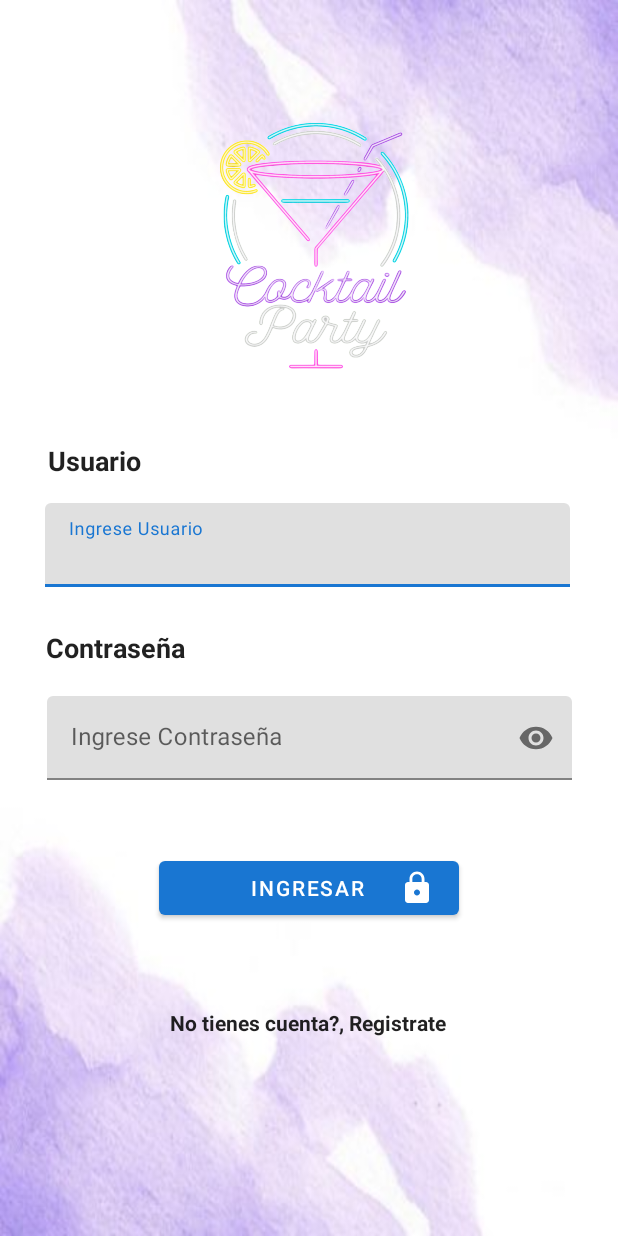
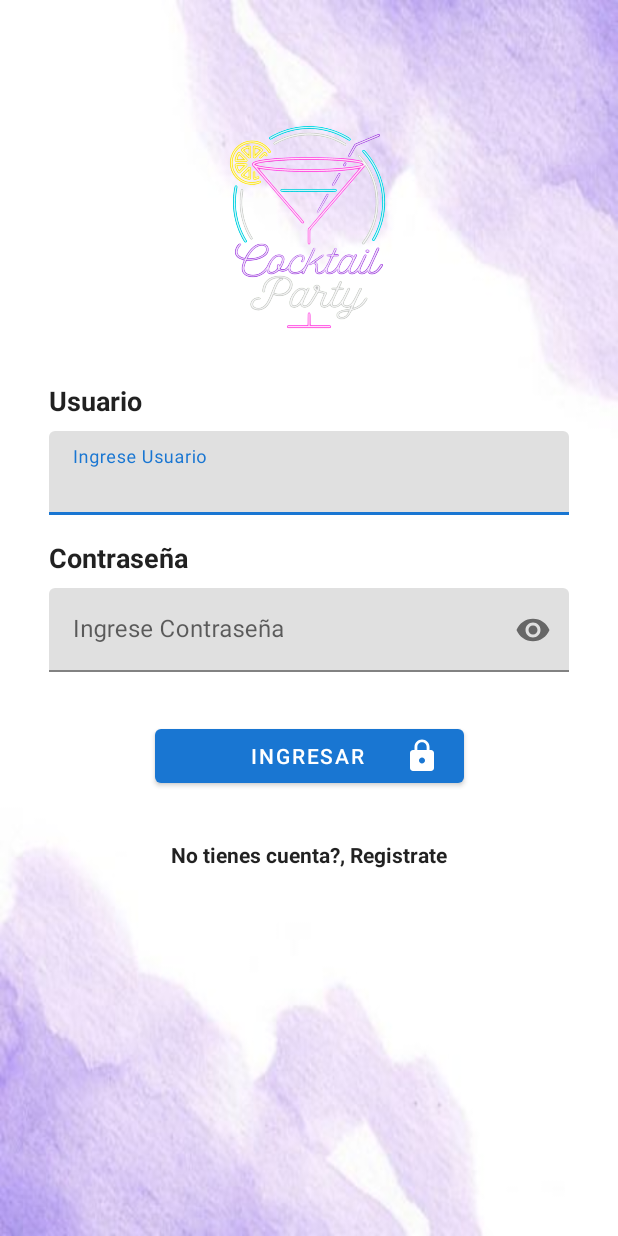
Before and after one commit to christiam007/DU, an Android app: the screen it shows after launch (LoginActivity), on a phone screen of 412 x 824 dp. Run offline under Robolectric (Android 15) with nearby library versions, the phone set to English and light mode, and no system bars; our stand-ins replace Firebase (no records; nobody signed in at launch, a user with empty details on screens opened directly).

Commit message:
8# Mejoras en los layouts de login y splash

```diff
--- a/Proyecto segundo trimestre/Proyecto segundo trimestre/app/src/main/java/com/example/proyecto_firebase/views/SplashActivity.java
+++ b/Proyecto segundo trimestre/Proyecto segundo trimestre/app/src/main/java/com/example/proyecto_firebase/views/SplashActivity.java
@@ -23,6 +23,6 @@ public class SplashActivity extends AppCompatActivity {
         new Handler().postDelayed(() -> {
             startActivity(new Intent(SplashActivity.this, LoginActivity.class));
             finish();
-        }, 5000);
+        }, 3000);
     }
 }
--- a/Proyecto segundo trimestre/Proyecto segundo trimestre/app/src/main/res/layout/login_main.xml
+++ b/Proyecto segundo trimestre/Proyecto segundo trimestre/app/src/main/res/layout/login_main.xml
@@ -9,17 +9,40 @@
     android:importantForAccessibility="yes"
     tools:context=".views.LoginActivity">
 
+    <!-- Guidelines horizontales para porcentajes -->
+    <androidx.constraintlayout.widget.Guideline
+        android:id="@+id/guidelineTop"
+        android:layout_width="wrap_content"
+        android:layout_height="wrap_content"
+        android:orientation="horizontal"
+        app:layout_constraintGuide_percent="0.08" />
+
+    <!-- Guidelines verticales (las mantenemos pero ajustamos para usar porcentajes) -->
+    <androidx.constraintlayout.widget.Guideline
+        android:id="@+id/guideline"
+        android:layout_width="wrap_content"
+        android:layout_height="wrap_content"
+        android:orientation="vertical"
+        app:layout_constraintGuide_percent="0.08" />
+
+    <androidx.constraintlayout.widget.Guideline
+        android:id="@+id/guideline2"
+        android:layout_width="wrap_content"
+        android:layout_height="wrap_content"
+        android:orientation="vertical"
+        app:layout_constraintGuide_percent="0.92" />
+
     <ImageView
         android:id="@+id/imageView2"
-        android:layout_width="200dp"
-        android:layout_height="200dp"
-        android:layout_marginTop="60dp"
+        android:layout_width="0dp"
+        android:layout_height="0dp"
         android:contentDescription="@string/login_logo_desc"
         android:importantForAccessibility="yes"
+        app:layout_constraintWidth_percent="0.4"
+        app:layout_constraintDimensionRatio="1:1"
         app:layout_constraintEnd_toStartOf="@+id/guideline2"
-        app:layout_constraintHorizontal_bias="0.532"
         app:layout_constraintStart_toStartOf="@+id/guideline"
-        app:layout_constraintTop_toTopOf="parent"
+        app:layout_constraintTop_toTopOf="@id/guidelineTop"
         app:srcCompat="@drawable/logo" />
 
     <TextView
@@ -32,34 +55,16 @@
         android:textColor="@color/text_primary"
         android:labelFor="@id/etCorreoL"
         android:importantForAccessibility="yes"
-        app:layout_constraintBottom_toBottomOf="parent"
-        app:layout_constraintEnd_toEndOf="parent"
-        app:layout_constraintHorizontal_bias="0.092"
-        app:layout_constraintStart_toStartOf="parent"
+        app:layout_constraintStart_toStartOf="@+id/guideline"
         app:layout_constraintTop_toBottomOf="@+id/imageView2"
-        app:layout_constraintVertical_bias="0.064" />
-
-    <androidx.constraintlayout.widget.Guideline
-        android:id="@+id/guideline"
-        android:layout_width="wrap_content"
-        android:layout_height="wrap_content"
-        android:orientation="vertical"
-        app:layout_constraintGuide_begin="30dp" />
-
-    <androidx.constraintlayout.widget.Guideline
-        android:id="@+id/guideline2"
-        android:layout_width="wrap_content"
-        android:layout_height="wrap_content"
-        android:orientation="vertical"
-        app:layout_constraintGuide_end="30dp" />
+        android:layout_marginTop="24dp" />
 
     <com.google.android.material.textfield.TextInputLayout
         android:id="@+id/textInputLayout"
-        android:layout_width="350dp"
+        android:layout_width="0dp"
         android:layout_height="wrap_content"
-        android:layout_marginTop="16dp"
+        android:layout_marginTop="8dp"
         app:layout_constraintEnd_toStartOf="@+id/guideline2"
-        app:layout_constraintHorizontal_bias="0.032"
         app:layout_constraintStart_toStartOf="@+id/guideline"
         app:layout_constraintTop_toBottomOf="@+id/textView3">
 
@@ -76,23 +81,21 @@
         android:id="@+id/textView6"
         android:layout_width="wrap_content"
         android:layout_height="wrap_content"
-        android:layout_marginTop="28dp"
+        android:layout_marginTop="16dp"
         android:text="Contraseña"
         android:textStyle="bold"
         android:textSize="18sp"
         android:textColor="@color/text_primary"
         android:labelFor="@id/etContrasenaL"
         android:importantForAccessibility="yes"
-        app:layout_constraintEnd_toStartOf="@+id/guideline2"
-        app:layout_constraintHorizontal_bias="0.003"
         app:layout_constraintStart_toStartOf="@+id/guideline"
         app:layout_constraintTop_toBottomOf="@+id/textInputLayout" />
 
     <com.google.android.material.textfield.TextInputLayout
         android:id="@+id/textInputLayout2"
-        android:layout_width="350dp"
+        android:layout_width="0dp"
         android:layout_height="wrap_content"
-        android:layout_marginTop="20dp"
+        android:layout_marginTop="8dp"
         app:passwordToggleEnabled="true"
         app:passwordToggleContentDescription="@string/login_password_toggle_desc"
         app:layout_constraintEnd_toStartOf="@+id/guideline2"
@@ -110,16 +113,16 @@
 
     <Button
         android:id="@+id/btnIngresarL"
-        android:layout_width="200dp"
+        android:layout_width="0dp"
         android:layout_height="wrap_content"
-        android:layout_marginTop="48dp"
+        android:layout_marginTop="32dp"
         android:text="Ingresar"
         android:paddingStart="45dp"
         android:drawableEnd="@drawable/icono_btn_login"
         android:contentDescription="@string/login_button_desc"
         android:importantForAccessibility="yes"
+        app:layout_constraintWidth_percent="0.5"
         app:layout_constraintEnd_toStartOf="@+id/guideline2"
-        app:layout_constraintHorizontal_bias="0.498"
         app:layout_constraintStart_toStartOf="@+id/guideline"
         app:layout_constraintTop_toBottomOf="@+id/textInputLayout2" />
 
@@ -127,14 +130,13 @@
         android:id="@+id/lblRegistrar"
         android:layout_width="wrap_content"
         android:layout_height="wrap_content"
-        android:layout_marginTop="56dp"
+        android:layout_marginTop="32dp"
         android:text="No tienes cuenta?, Registrate"
         android:textStyle="bold"
         android:textColor="@color/text_primary"
         android:contentDescription="@string/login_register_link_desc"
         android:importantForAccessibility="yes"
         app:layout_constraintEnd_toStartOf="@+id/guideline2"
-        app:layout_constraintHorizontal_bias="0.496"
         app:layout_constraintStart_toStartOf="@+id/guideline"
         app:layout_constraintTop_toBottomOf="@+id/btnIngresarL" />
 
```
Also changed, not shown: Proyecto segundo trimestre/Proyecto segundo trimestre/app/src/main/res/layout/activity_splash.xml (+33 -17 lines).
